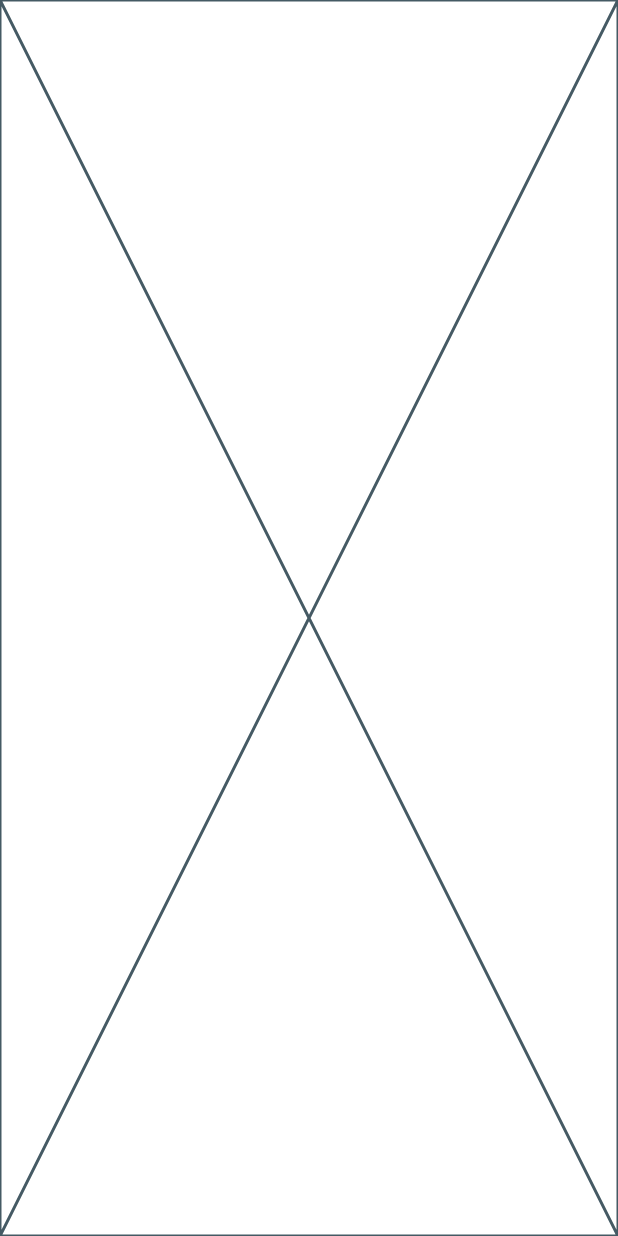
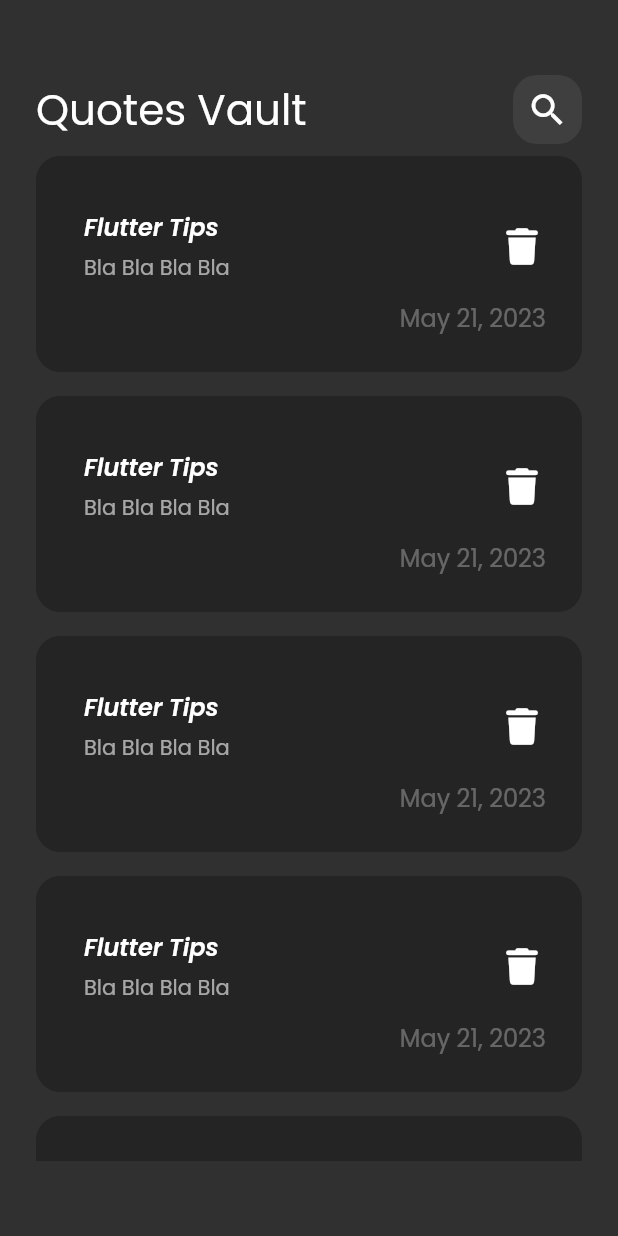
Before and after one commit to AmrTamer23/quote_vault, a Flutter app: the screen it shows after launch, on a phone screen of 412 x 824 dp. Run offline on Flutter 3.47's test engine with Material 2 defaults, Android fonts, the phone set to English and light mode, and no system bars; our stand-ins replace font_awesome_flutter.

Commit message:
create quotes list view

```diff
--- a/lib/main.dart
+++ b/lib/main.dart
@@ -11,7 +11,7 @@
   @override
   Widget build(BuildContext context) {
     return MaterialApp(
-      theme: ThemeData.dark(),
+      theme: ThemeData(brightness: Brightness.dark, fontFamily: 'Poppins'),
       home: const QuotesView(),
     );
   }
--- a/lib/views/quotes_view.dart
+++ b/lib/views/quotes_view.dart
@@ -1,11 +1,15 @@
+import 'package:flutter/material.dart';
 import 'package:flutter/src/widgets/framework.dart';
 import 'package:flutter/src/widgets/placeholder.dart';
+import 'package:quote_vault/views/widgets/quotes_view_body.dart';
 
 class QuotesView extends StatelessWidget {
   const QuotesView({super.key});
 
   @override
   Widget build(BuildContext context) {
-    return const Placeholder();
+    return Scaffold(
+      body: QuotesViewBody(),
+    );
   }
 }
--- /dev/null
+++ b/lib/views/widgets/custom_quote_item.dart
@@ -0,0 +1,49 @@
+import 'package:flutter/material.dart';
+import 'package:font_awesome_flutter/font_awesome_flutter.dart';
+
+class QuoteItem extends StatelessWidget {
+  const QuoteItem({super.key});
+
+  @override
+  Widget build(BuildContext context) {
+    return Container(
+      padding: const EdgeInsets.only(top: 24, bottom: 24, left: 16),
+      decoration: BoxDecoration(
+          color: Colors.black26, borderRadius: BorderRadius.circular(16)),
+      child: Column(
+        crossAxisAlignment: CrossAxisAlignment.end,
+        children: [
+          ListTile(
+            // ignore: prefer_const_constructors
+            title: Text(
+              "Flutter Tips",
+              style: const TextStyle(
+                  fontStyle: FontStyle.italic, fontWeight: FontWeight.w600),
+            ),
+            subtitle: Padding(
+              padding: const EdgeInsets.only(top: 5),
+              child: Text(
+                "Bla Bla Bla Bla",
+                style: TextStyle(color: Colors.white.withOpacity(.6)),
+              ),
+            ),
+            trailing: IconButton(
+                onPressed: () {},
+                icon: const Icon(
+                  FontAwesomeIcons.trash,
+                  size: 24,
+                )),
+          ),
+          Padding(
+            padding: const EdgeInsets.only(right: 24),
+            child: Text(
+              "May 21, 2023",
+              style:
+                  TextStyle(color: Colors.white.withOpacity(.3), fontSize: 16),
+            ),
+          ),
+        ],
+      ),
+    );
+  }
+}
--- /dev/null
+++ b/lib/views/widgets/custom_search_icon.dart
@@ -0,0 +1,18 @@
+import 'package:flutter/material.dart';
+
+class CustomSearchIcon extends StatelessWidget {
+  const CustomSearchIcon({super.key});
+
+  @override
+  Widget build(BuildContext context) {
+    return Container(
+      height: 46,
+      width: 46,
+      decoration: BoxDecoration(
+        color: Colors.white.withOpacity(.07),
+        borderRadius: BorderRadius.circular(16),
+      ),
+      child: const Icon(Icons.search, size: 28),
+    );
+  }
+}
--- /dev/null
+++ b/lib/views/widgets/quotes_list_view.dart
@@ -0,0 +1,19 @@
+import 'package:flutter/material.dart';
+
+import 'custom_quote_item.dart';
+
+class QuotesListView extends StatelessWidget {
+  const QuotesListView({super.key});
+
+  @override
+  Widget build(BuildContext context) {
+    return ListView.builder(
+        itemCount: 10,
+        itemBuilder: (index, context) {
+          return Padding(
+            padding: const EdgeInsets.symmetric(vertical: 8.0),
+            child: const QuoteItem(),
+          );
+        });
+  }
+}
--- a/lib/views/widgets/quotes_view_body.dart
+++ b/lib/views/widgets/quotes_view_body.dart
@@ -1,4 +1,5 @@
 import 'package:flutter/material.dart';
+import 'package:quote_vault/views/widgets/quotes_list_view.dart';
 
 import 'custom_app_bar.dart';
 import 'custom_quote_item.dart';
@@ -11,9 +12,11 @@
     return Padding(
       padding: const EdgeInsets.symmetric(horizontal: 24, vertical: 50),
       child: Column(
-        children: [
+        children: const [
           CustomAppBar(),
-          QuoteItem(),
+          Expanded(
+            child: QuotesListView(),
+          )
         ],
       ),
     );
```
Also changed, not shown: pubspec.yaml (+13 -20 lines), assets/fonts/Poppins-ExtraBoldItalic.ttf (added), assets/fonts/Poppins-Regular.ttf (added), assets/fonts/Poppins-SemiBoldItalic.ttf (added), pubspec.lock, 1 other file.
